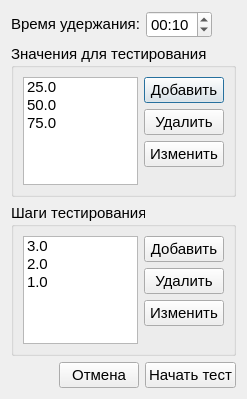
This is OtherTestSettings.ui in Rekvim/MpiSdk as Qt 5 draws it before an edit. The edited form follows.
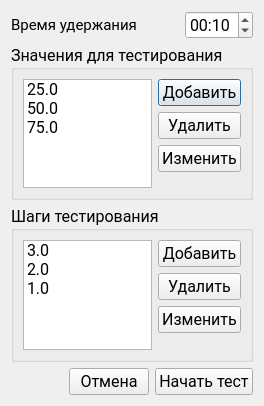
This is the edited form.

```diff
--- a/OtherTestSettings.ui
+++ b/OtherTestSettings.ui
@@ -6,13 +6,14 @@
    <rect>
     <x>0</x>
     <y>0</y>
-    <width>243</width>
-    <height>399</height>
+    <width>254</width>
+    <height>406</height>
    </rect>
   </property>
   <property name="font">
    <font>
-    <pointsize>11</pointsize>
+    <family>Roboto</family>
+    <pointsize>12</pointsize>
    </font>
   </property>
   <property name="windowTitle">
@@ -24,10 +25,23 @@
      <item>
       <widget class="QLabel" name="label">
        <property name="text">
-        <string>&lt;html&gt;&lt;head/&gt;&lt;body&gt;&lt;p&gt;&lt;span style=&quot; font-size:11pt;&quot;&gt;Время удержания:&lt;/span&gt;&lt;/p&gt;&lt;/body&gt;&lt;/html&gt;</string>
+        <string>&lt;html&gt;&lt;head/&gt;&lt;body&gt;&lt;p&gt;&lt;span style=&quot; font-size:11pt;&quot;&gt;Время удержания&lt;/span&gt;&lt;/p&gt;&lt;/body&gt;&lt;/html&gt;</string>
        </property>
       </widget>
      </item>
+     <item>
+      <spacer name="horizontalSpacer">
+       <property name="orientation">
+        <enum>Qt::Orientation::Horizontal</enum>
+       </property>
+       <property name="sizeHint" stdset="0">
+        <size>
+         <width>40</width>
+         <height>20</height>
+        </size>
+       </property>
+      </spacer>
+     </item>
      <item>
       <widget class="QTimeEdit" name="timeEdit">
        <property name="currentSection">
@@ -48,19 +62,6 @@
        </property>
       </widget>
      </item>
-     <item>
-      <spacer name="horizontalSpacer">
-       <property name="orientation">
-        <enum>Qt::Horizontal</enum>
-       </property>
-       <property name="sizeHint" stdset="0">
-        <size>
-         <width>40</width>
-         <height>20</height>
-        </size>
-       </property>
-      </spacer>
-     </item>
     </layout>
    </item>
    <item>
```
Left out of the diff: 10 changed lines with no effect on the pictures.
